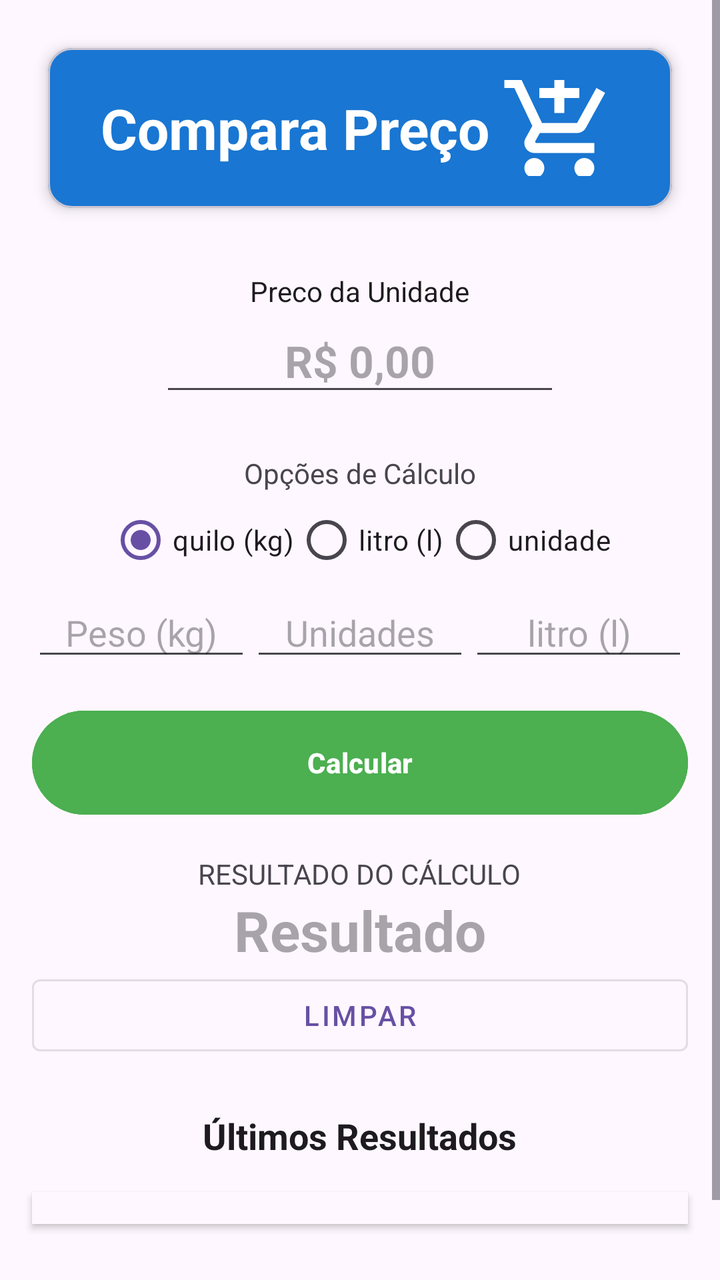
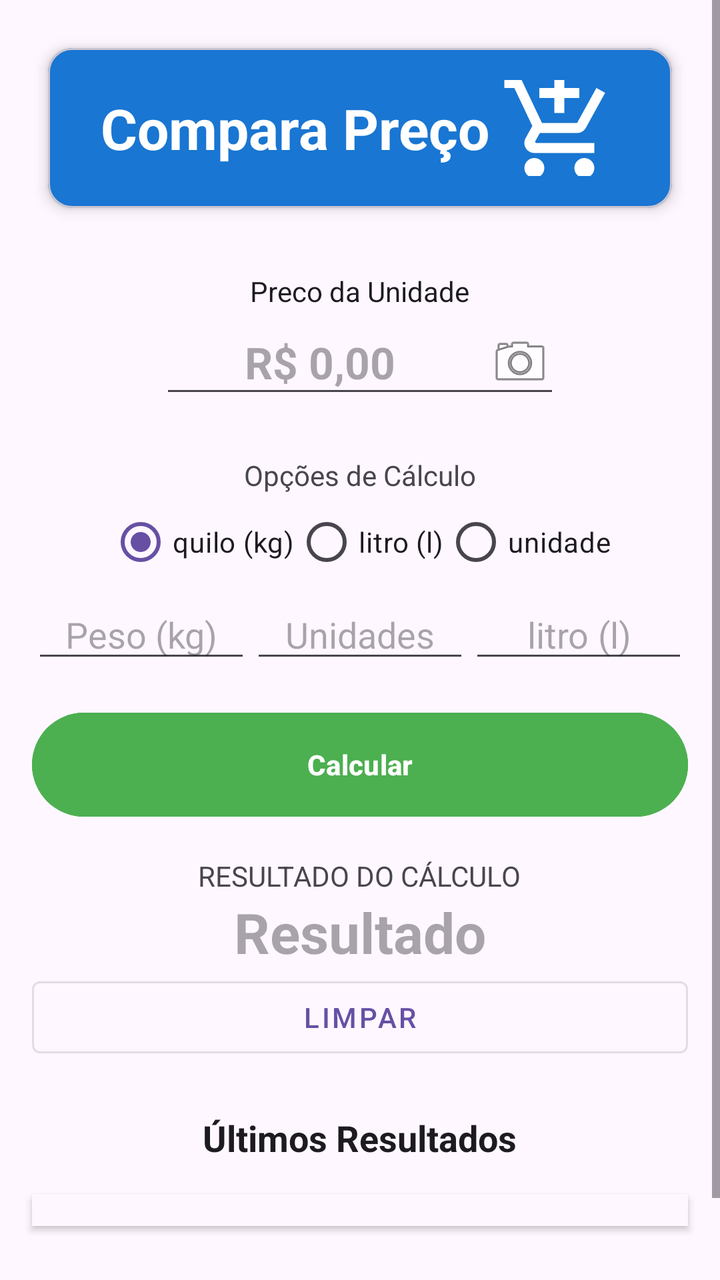

Two renders of the same Android screen: before a commit and after it. Below are the layout's source before the change and the commit's diff.
<!-- AndroidManifest.xml: application theme Theme.ComparaPreco -->
<!-- res/layout/activity_main.xml -->
<?xml version="1.0" encoding="utf-8"?>
<ScrollView xmlns:android="http://schemas.android.com/apk/res/android"
    xmlns:app="http://schemas.android.com/apk/res-auto"
    xmlns:tools="http://schemas.android.com/tools"
    android:layout_width="match_parent"
    android:layout_height="match_parent"
    android:background="?android:attr/windowBackground"
    android:fillViewport="true">

    <LinearLayout
        android:id="@+id/main"
        android:layout_width="match_parent"
        android:layout_height="wrap_content"
        android:orientation="vertical"
        android:paddingBottom="24dp"
        tools:context=".View.MainActivity">

        
        <com.google.android.material.card.MaterialCardView
            android:layout_width="match_parent"
            android:layout_height="wrap_content"
            android:layout_margin="24dp"
            app:cardBackgroundColor="@color/azul_principal"
            app:cardCornerRadius="12dp"
            app:cardElevation="4dp">

            <LinearLayout
                android:layout_width="match_parent"
                android:layout_height="80dp"
                android:gravity="center"
                android:orientation="horizontal"
                android:padding="16dp">

                <TextView
                    android:id="@+id/labelTitulo"
                    android:layout_width="wrap_content"
                    android:layout_height="wrap_content"
                    android:text="@string/titulo"
                    android:textColor="@color/white"
                    android:textSize="28sp"
                    android:textStyle="bold" />

                <ImageView
                    android:id="@+id/imageView"
                    android:layout_width="60dp"
                    android:layout_height="60dp"
                    android:layout_marginStart="5dp"
                    app:srcCompat="@drawable/ic_app"
                    app:tint="@color/white" />

            </LinearLayout>
        </com.google.android.material.card.MaterialCardView>

        
        <TextView
            android:layout_width="wrap_content"
            android:layout_height="wrap_content"
            android:layout_gravity="center"
            android:layout_marginTop="8dp"
            android:text="@string/preco"
            android:textColor="?attr/colorOnSurface" />

        <EditText
            android:id="@+id/editTxtPreco"
            android:layout_width="200dp"
            android:layout_height="wrap_content"
            android:layout_gravity="center"
            android:hint="@string/Rs_0"
            android:inputType="numberDecimal"
            android:minHeight="48dp"
            android:textAlignment="center"
            android:textColor="?attr/colorOnSurface"
            android:textSize="22sp"
            android:textStyle="bold" />

        
        <TextView
            android:layout_width="wrap_content"
            android:layout_height="wrap_content"
            android:layout_gravity="center"
            android:layout_marginTop="24dp"
            android:text="@string/label_opcoes_conversao"
            android:textColor="?android:attr/textColorSecondary" />

        <RadioGroup
            android:id="@+id/radioGroupTipoConversao"
            android:layout_width="match_parent"
            android:layout_height="wrap_content"
            android:layout_marginStart="16dp"
            android:layout_marginEnd="16dp"
            android:gravity="center"
            android:orientation="horizontal">

            <RadioButton
                android:id="@+id/radioBtnPeso"
                android:layout_width="wrap_content"
                android:layout_height="wrap_content"
                android:checked="true"
                android:text="@string/label_peso" />

            <RadioButton
                android:id="@+id/radioBtnVolume"
                android:layout_width="wrap_content"
                android:layout_height="wrap_content"
                android:text="@string/label_volume" />

            <RadioButton
                android:id="@+id/radioBtnUnidades"
                android:layout_width="wrap_content"
                android:layout_height="wrap_content"
                android:text="@string/label_unidades" />
        </RadioGroup>

        
        <LinearLayout
            android:id="@+id/linearPesoUnidad"
            android:layout_width="match_parent"
            android:layout_height="wrap_content"
            android:layout_marginStart="16dp"
            android:layout_marginEnd="16dp"
            android:orientation="horizontal">

            <EditText
                android:id="@+id/editTxtPeso"
                android:layout_width="0dp"
                android:layout_height="wrap_content"
                android:layout_weight="1"
                android:hint="@string/hint_Peso"
                android:inputType="numberDecimal"
                android:textAlignment="center"
                android:textColor="?attr/colorOnSurface" />

            <EditText
                android:id="@+id/editTxtUnid"
                android:layout_width="0dp"
                android:layout_height="wrap_content"
                android:layout_weight="1"
                android:hint="@string/hint_Unid"
                android:inputType="number"
                android:textAlignment="center"
                android:textColor="?attr/colorOnSurface" />

            <EditText
                android:id="@+id/editTxtVolume"
                android:layout_width="0dp"
                android:layout_height="wrap_content"
                android:layout_weight="1"
                android:hint="@string/hint_Volume"
                android:inputType="numberDecimal"
                android:textAlignment="center"
                android:textColor="?attr/colorOnSurface" />
        </LinearLayout>

        <Button
            android:id="@+id/btnCalcular"
            android:layout_width="match_parent"
            android:layout_height="60dp"
            android:layout_margin="16dp"
            android:backgroundTint="@color/verde_acao"
            android:text="@string/btnCalcular"
            android:textColor="@color/white"
            android:textStyle="bold" />

        
        <TextView
            android:layout_width="wrap_content"
            android:layout_height="wrap_content"
            android:layout_gravity="center"
            android:text="@string/resultado"
            android:textColor="?android:attr/textColorSecondary" />

        <EditText
            android:id="@+id/editTxtResultado"
            android:layout_width="match_parent"
            android:layout_height="wrap_content"
            android:layout_marginStart="32dp"
            android:layout_marginEnd="32dp"
            android:background="@android:color/transparent"
            android:focusable="false"
            android:hint="@string/hint_Resultado"
            android:inputType="none"
            android:textAlignment="center"
            android:textColor="@color/verde_acao"
            android:textSize="28sp"
            android:textStyle="bold" />

        <Button
            android:id="@+id/btnLimpar"
            style="@style/Widget.MaterialComponents.Button.OutlinedButton"
            android:layout_width="match_parent"
            android:layout_height="wrap_content"
            android:layout_marginStart="16dp"
            android:layout_marginEnd="16dp"
            android:text="@string/btnLimpar" />

        
        <TextView
            android:layout_width="wrap_content"
            android:layout_height="wrap_content"
            android:layout_gravity="center"
            android:layout_marginTop="24dp"
            android:text="@string/ultimos_resultados"
            android:textColor="?attr/colorOnSurface"
            android:textSize="18sp"
            android:textStyle="bold" />

        <LinearLayout
            android:id="@+id/layoutHistoricoResultados"
            android:layout_width="match_parent"
            android:layout_height="wrap_content"
            android:layout_margin="16dp"
            android:background="?attr/colorSurface"
            android:elevation="2dp"
            android:orientation="vertical"
            android:padding="8dp">
            
        </LinearLayout>

        <TextView
            android:id="@+id/txtRodape"
            android:layout_width="wrap_content"
            android:layout_height="wrap_content"
            android:layout_gravity="center_horizontal"
            android:layout_marginTop="16dp"
            android:text="@string/rodapeTexto"
            android:textColor="?android:attr/textColorTertiary"
            android:textSize="11sp" />
    </LinearLayout>
</ScrollView>
<!-- resources referenced by this layout -->
<resources>
  <color name="azul_principal">#1976D2</color>
  <color name="verde_acao">#4CAF50</color>
  <color name="white">#FFFFFFFF</color>
  <!-- drawable ic_app (drawable) -->
  <vector xmlns:android="http://schemas.android.com/apk/res/android" android:height="60dp" android:tint="#000000" android:viewportHeight="24" android:viewportWidth="24" android:width="60dp">
        
      <path android:fillColor="@android:color/white" android:pathData="M11,9h2L13,6h3L16,4h-3L13,1h-2v3L8,4v2h3v3zM7,18c-1.1,0 -1.99,0.9 -1.99,2S5.9,22 7,22s2,-0.9 2,-2 -0.9,-2 -2,-2zM17,18c-1.1,0 -1.99,0.9 -1.99,2s0.89,2 1.99,2 2,-0.9 2,-2 -0.9,-2 -2,-2zM7.17,14.75l0.03,-0.12 0.9,-1.63h7.45c0.75,0 1.41,-0.41 1.75,-1.03l3.86,-7.01L19.42,4h-0.01l-1.1,2 -2.76,5L8.53,11l-0.13,-0.27L6.16,6l-0.95,-2 -0.94,-2L1,2v2h2l3.6,7.59 -1.35,2.45c-0.16,0.28 -0.25,0.61 -0.25,0.96 0,1.1 0.9,2 2,2h12v-2L7.42,15c-0.13,0 -0.25,-0.11 -0.25,-0.25z"/>
      
  </vector>
  <string name="Rs_0">R$ 0,00</string>
  <string name="btnCalcular">Calcular</string>
  <string name="btnLimpar">Limpar</string>
  <string name="hint_Peso">Peso (kg)</string>
  <string name="hint_Resultado">Resultado</string>
  <string name="hint_Unid">Unidades</string>
  <string name="hint_Volume">litro (l)</string>
  <string name="label_opcoes_conversao">Opções de Cálculo</string>
  <string name="label_peso">quilo (kg)</string>
  <string name="label_unidades">unidade</string>
  <string name="label_volume">litro (l)</string>
  <string name="preco">Preco da Unidade</string>
  <string name="resultado">RESULTADO DO CÁLCULO</string>
  <string name="rodapeTexto">\@Moacir</string>
  <string name="titulo">Compara Preço</string>
  <string name="ultimos_resultados">Últimos Resultados</string>
  <style name="Theme.ComparaPreco" parent="Base.Theme.ComparaPreco" />
  <style name="Base.Theme.ComparaPreco" parent="Theme.Material3.DayNight.NoActionBar">
          
          
      </style>
</resources>

<!-- the commit's change to res/layout/activity_main.xml (unified diff, before → after) -->
@@ -71,7 +71,10 @@
             android:textAlignment="center"
             android:textColor="?attr/colorOnSurface"
             android:textSize="22sp"
-            android:textStyle="bold" />
+            android:textStyle="bold"
+            android:drawableEnd="@android:drawable/ic_menu_camera"
+            android:drawablePadding="8dp"
+            />
 
         
         <TextView
